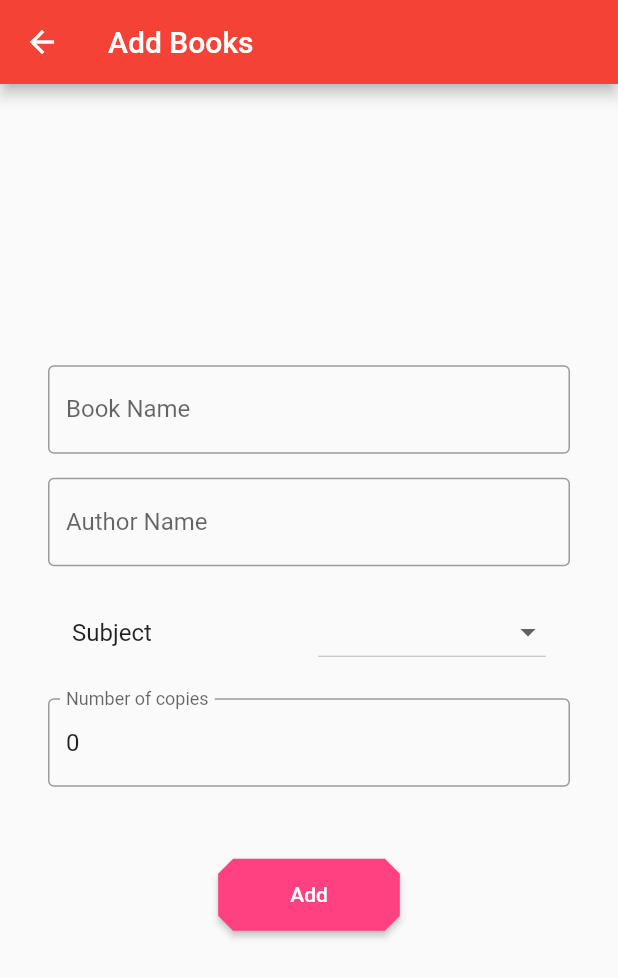
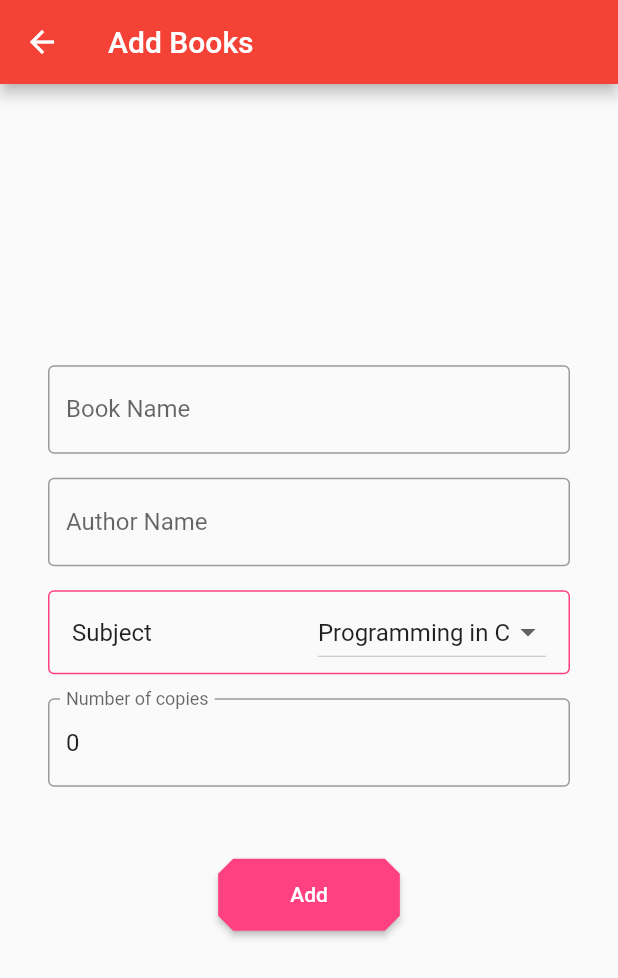
Before and after one commit to RitamChakraborty/bibliotek, a Flutter app: the AddBooksPage screen opened directly, on a phone screen of 412 x 824 dp. Shown: the top 978 px of the screen. Run offline on Flutter 3.47's test engine with Material 2 defaults, Android fonts, the phone set to English and light mode, and no system bars; our stand-ins replace bloc, cloud_firestore, flutter_bloc, fluttertoast, shared_preferences; accounts and stored records are empty.

Commit message:
Fix add book page ui

```diff
--- a/lib/bloc/books_bloc/books_bloc.dart
+++ b/lib/bloc/books_bloc/books_bloc.dart
@@ -1,5 +1,6 @@
 import 'package:bibliotek/bloc/books_bloc/book_bloc_events/book_bloc_event.dart';
 import 'package:bibliotek/bloc/books_bloc/book_bloc_states/book_bloc_state.dart';
+import 'package:bibliotek/data/constants.dart';
 import 'package:bibliotek/models/book.dart';
 import 'package:bibliotek/services/firestore_services.dart';
 import 'package:bloc/bloc.dart';
@@ -8,7 +9,7 @@ class BookBloc extends Bloc<AbstractBookBlocEvent, AbstractBookBlocState> {
   final FirestoreServices _firestoreServices = FirestoreServices();
   String _title = "";
   String _author = "";
-  String _subject = "";
+  String _subject = SUBJECTS[0];
   int _copies = 0;
   String _bookRef = "";
 
--- a/lib/pages/admin_pages/add_book_page/add_books_page.dart
+++ b/lib/pages/admin_pages/add_book_page/add_books_page.dart
@@ -30,8 +30,8 @@ class _AddBooksPageState extends State<AddBooksPage> {
 
   @override
   void dispose() {
+    super.dispose();
     bookBloc.close();
-    super.dispose();
   }
 
   @override
@@ -158,7 +158,12 @@ class _AddBooksPageState extends State<AddBooksPage> {
                       SizedBox(
                         height: 16,
                       ),
-                      ListTile(
+                      Material(
+                        shape: RoundedRectangleBorder(
+                            borderRadius: BorderRadius.circular(4),
+                            side: BorderSide(
+                                color: Theme.of(context).accentColor)),
+                        child: ListTile(
                           title: Text("Subject"),
                           trailing: DropdownButton<String>(
                               value: subject,
@@ -166,7 +171,7 @@ class _AddBooksPageState extends State<AddBooksPage> {
                                 bookBloc.add(ChangeSubjectEvent(
                                   title: title,
                                   author: author,
-                                subject: subject,
+                                  subject: value,
                                   copies: copies,
                                 ));
                               },
@@ -177,6 +182,7 @@ class _AddBooksPageState extends State<AddBooksPage> {
                                         child: Text(subject),
                                       ))
                                   .toList()),
+                        ),
                       ),
                       SizedBox(
                         height: 16,
```
Lines whose indentation alone changed are shown as unchanged.
